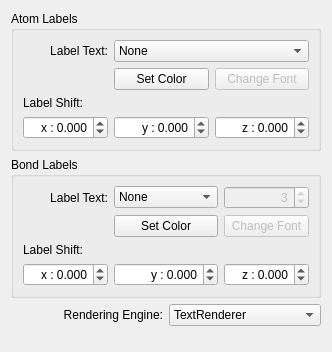
Before: the Qt Designer form libavogadro/src/engines/labelsettingswidget.ui in cryos/avogadro, drawn with Qt 5.
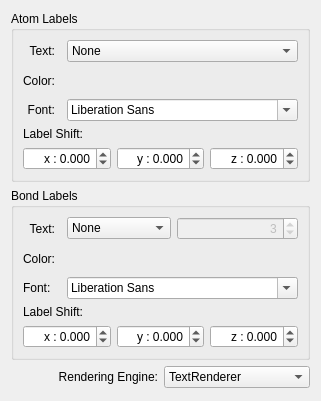
After: the same form once the commit is applied. Custom widgets are drawn as their Qt base class.

Commit message: Improved labels settings

What changed in the file:
```diff
--- a/libavogadro/src/engines/labelsettingswidget.ui
+++ b/libavogadro/src/engines/labelsettingswidget.ui
@@ -6,8 +6,8 @@
    <rect>
     <x>0</x>
     <y>0</y>
-    <width>330</width>
-    <height>352</height>
+    <width>300</width>
+    <height>401</height>
    </rect>
   </property>
   <property name="sizeIncrement">
@@ -62,7 +62,7 @@
          </sizepolicy>
         </property>
         <property name="text">
-         <string>Label Text:</string>
+         <string>Text:</string>
         </property>
         <property name="textFormat">
          <enum>Qt::AutoText</enum>
@@ -72,7 +72,7 @@
         </property>
        </widget>
       </item>
-      <item row="0" column="1" colspan="2">
+      <item row="0" column="2" colspan="2">
        <widget class="QComboBox" name="atomType">
         <property name="sizePolicy">
          <sizepolicy hsizetype="Preferred" vsizetype="Fixed">
@@ -154,36 +154,45 @@
         </item>
        </widget>
       </item>
-      <item row="2" column="0">
-       <widget class="QLabel" name="originLabel">
-        <property name="enabled">
-         <bool>true</bool>
+      <item row="1" column="0">
+       <widget class="QLabel" name="label_4">
+        <property name="text">
+         <string>Color:</string>
         </property>
+        <property name="alignment">
+         <set>Qt::AlignRight|Qt::AlignTrailing|Qt::AlignVCenter</set>
+        </property>
+       </widget>
+      </item>
+      <item row="1" column="2">
+       <widget class="Avogadro::ColorButton" name="atomColor" native="true">
         <property name="sizePolicy">
-         <sizepolicy hsizetype="Minimum" vsizetype="Preferred">
+         <sizepolicy hsizetype="Fixed" vsizetype="Preferred">
           <horstretch>0</horstretch>
           <verstretch>0</verstretch>
          </sizepolicy>
         </property>
-        <property name="text">
-         <string>Label Shift:</string>
-        </property>
-        <property name="textFormat">
-         <enum>Qt::AutoText</enum>
-        </property>
-        <property name="alignment">
-         <set>Qt::AlignLeading|Qt::AlignLeft|Qt::AlignVCenter</set>
+        <property name="minimumSize">
+         <size>
+          <width>100</width>
+          <height>25</height>
+         </size>
         </property>
        </widget>
       </item>
-      <item row="3" column="0">
+      <item row="3" column="0" colspan="4">
+       <layout class="QGridLayout" name="gridLayout_3">
+        <property name="topMargin">
+         <number>0</number>
+        </property>
+        <item row="1" column="1">
        <widget class="QDoubleSpinBox" name="xDisplSpinBox">
         <property name="enabled">
          <bool>true</bool>
         </property>
         <property name="minimumSize">
          <size>
-          <width>85</width>
+            <width>0</width>
           <height>0</height>
          </size>
         </property>
@@ -207,7 +216,7 @@
         </property>
        </widget>
       </item>
-      <item row="3" column="1">
+        <item row="1" column="2">
        <widget class="QDoubleSpinBox" name="yDisplSpinBox">
         <property name="enabled">
          <bool>true</bool>
@@ -220,7 +229,7 @@
         </property>
         <property name="minimumSize">
          <size>
-          <width>85</width>
+            <width>0</width>
           <height>0</height>
          </size>
         </property>
@@ -241,7 +250,7 @@
         </property>
        </widget>
       </item>
-      <item row="3" column="2">
+        <item row="1" column="3">
        <widget class="QDoubleSpinBox" name="zDisplSpinBox">
         <property name="enabled">
          <bool>true</bool>
@@ -254,7 +263,7 @@
         </property>
         <property name="minimumSize">
          <size>
-          <width>85</width>
+            <width>0</width>
           <height>0</height>
          </size>
         </property>
@@ -275,25 +284,81 @@
         </property>
        </widget>
       </item>
-      <item row="1" column="1">
-       <widget class="QPushButton" name="atomColor">
-        <property name="text">
-         <string>Set Color</string>
-        </property>
-       </widget>
-      </item>
-      <item row="1" column="2">
-       <widget class="QPushButton" name="atomFont">
+        <item row="0" column="1">
+         <widget class="QLabel" name="originLabel">
         <property name="enabled">
-         <bool>false</bool>
-        </property>
+           <bool>true</bool>
+          </property>
+          <property name="sizePolicy">
+           <sizepolicy hsizetype="Minimum" vsizetype="Preferred">
+            <horstretch>0</horstretch>
+            <verstretch>0</verstretch>
+           </sizepolicy>
+          </property>
         <property name="text">
-         <string>Change Font</string>
-        </property>
+           <string>Label Shift:</string>
+          </property>
+          <property name="textFormat">
+           <enum>Qt::AutoText</enum>
+          </property>
+          <property name="alignment">
+           <set>Qt::AlignLeading|Qt::AlignLeft|Qt::AlignVCenter</set>
+          </property>
        </widget>
       </item>
      </layout>
-    </widget>
+      </item>
+      <item row="2" column="2" colspan="2">
+       <widget class="QFontComboBox" name="atomFont">
+        <property name="sizePolicy">
+         <sizepolicy hsizetype="Expanding" vsizetype="Fixed">
+          <horstretch>0</horstretch>
+          <verstretch>0</verstretch>
+         </sizepolicy>
+        </property>
+        <property name="fontFilters">
+         <set>QFontComboBox::ScalableFonts</set>
+        </property>
+       </widget>
+      </item>
+      <item row="2" column="0">
+       <widget class="QLabel" name="label_6">
+        <property name="text">
+         <string>Font:</string>
+        </property>
+        <property name="alignment">
+         <set>Qt::AlignRight|Qt::AlignTrailing|Qt::AlignVCenter</set>
+        </property>
+       </widget>
+      </item>
+      <item row="1" column="3">
+       <spacer name="horizontalSpacer">
+        <property name="orientation">
+         <enum>Qt::Horizontal</enum>
+        </property>
+        <property name="sizeHint" stdset="0">
+         <size>
+          <width>40</width>
+          <height>20</height>
+         </size>
+        </property>
+       </spacer>
+      </item>
+     </layout>
+    </widget>
+   </item>
+   <item row="3" column="0">
+    <spacer name="verticalSpacer">
+     <property name="orientation">
+      <enum>Qt::Vertical</enum>
+     </property>
+     <property name="sizeHint" stdset="0">
+      <size>
+       <width>20</width>
+       <height>20</height>
+      </size>
+     </property>
+    </spacer>
    </item>
    <item row="1" column="0" colspan="2">
     <widget class="QGroupBox" name="groupBox">
@@ -310,7 +375,7 @@
          </sizepolicy>
         </property>
         <property name="text">
-         <string>Label Text:</string>
+         <string>Text:</string>
         </property>
         <property name="textFormat">
          <enum>Qt::AutoText</enum>
@@ -320,7 +385,7 @@
         </property>
        </widget>
       </item>
-      <item row="0" column="1">
+      <item row="0" column="2">
        <widget class="QComboBox" name="bondType">
         <property name="sizePolicy">
          <sizepolicy hsizetype="Preferred" vsizetype="Fixed">
@@ -367,24 +432,15 @@
         </item>
        </widget>
       </item>
-      <item row="1" column="1">
-       <widget class="QPushButton" name="bondColor">
-        <property name="text">
-         <string>Set Color</string>
+      <item row="4" column="0" rowspan="2" colspan="4">
+       <layout class="QGridLayout" name="gridLayout_4">
+        <property name="topMargin">
+         <number>0</number>
         </property>
-       </widget>
-      </item>
-      <item row="1" column="2">
-       <widget class="QPushButton" name="bondFont">
-        <property name="enabled">
-         <bool>false</bool>
+        <property name="bottomMargin">
+         <number>0</number>
         </property>
-        <property name="text">
-         <string>Change Font</string>
-        </property>
-       </widget>
-      </item>
-      <item row="2" column="0">
+        <item row="0" column="0">
        <widget class="QLabel" name="originLabel">
         <property name="enabled">
          <bool>true</bool>
@@ -406,7 +462,7 @@
         </property>
        </widget>
       </item>
-      <item row="3" column="0">
+        <item row="1" column="0">
        <widget class="QDoubleSpinBox" name="xBondDisplSpinBox">
         <property name="enabled">
          <bool>true</bool>
@@ -419,7 +475,7 @@
         </property>
         <property name="minimumSize">
          <size>
-          <width>85</width>
+            <width>0</width>
           <height>0</height>
          </size>
         </property>
@@ -443,7 +499,7 @@
         </property>
        </widget>
       </item>
-      <item row="3" column="1">
+        <item row="1" column="1">
        <widget class="QDoubleSpinBox" name="yBondDisplSpinBox">
         <property name="enabled">
          <bool>true</bool>
@@ -456,7 +512,7 @@
         </property>
         <property name="minimumSize">
          <size>
-          <width>85</width>
+            <width>0</width>
           <height>0</height>
          </size>
         </property>
@@ -477,7 +533,7 @@
         </property>
        </widget>
       </item>
-      <item row="3" column="2">
+        <item row="1" column="2">
        <widget class="QDoubleSpinBox" name="zBondDisplSpinBox">
         <property name="enabled">
          <bool>true</bool>
@@ -490,7 +546,7 @@
         </property>
         <property name="minimumSize">
          <size>
-          <width>85</width>
+            <width>0</width>
           <height>0</height>
          </size>
         </property>
@@ -511,7 +567,16 @@
         </property>
        </widget>
       </item>
-      <item row="0" column="2">
+       </layout>
+      </item>
+      <item row="3" column="2" colspan="2">
+       <widget class="QFontComboBox" name="bondFont">
+        <property name="fontFilters">
+         <set>QFontComboBox::ScalableFonts</set>
+        </property>
+       </widget>
+      </item>
+      <item row="0" column="3">
        <widget class="QSpinBox" name="lengthPrecision">
         <property name="enabled">
          <bool>false</bool>
@@ -527,24 +592,66 @@
         </property>
        </widget>
       </item>
-     </layout>
-    </widget>
-   </item>
    <item row="3" column="0">
-    <spacer name="verticalSpacer">
+       <widget class="QLabel" name="label_7">
+        <property name="text">
+         <string>Font:</string>
+        </property>
+       </widget>
+      </item>
+      <item row="1" column="3">
+       <spacer name="horizontalSpacer_2">
      <property name="orientation">
-      <enum>Qt::Vertical</enum>
+         <enum>Qt::Horizontal</enum>
      </property>
      <property name="sizeHint" stdset="0">
       <size>
-       <width>20</width>
+          <width>40</width>
        <height>20</height>
       </size>
      </property>
     </spacer>
    </item>
-  </layout>
- </widget>
+      <item row="1" column="2">
+       <widget class="Avogadro::ColorButton" name="bondColor" native="true">
+        <property name="sizePolicy">
+         <sizepolicy hsizetype="Fixed" vsizetype="Preferred">
+          <horstretch>0</horstretch>
+          <verstretch>0</verstretch>
+         </sizepolicy>
+        </property>
+        <property name="minimumSize">
+         <size>
+          <width>100</width>
+          <height>25</height>
+         </size>
+        </property>
+        <zorder>horizontalSpacer_2</zorder>
+       </widget>
+      </item>
+      <item row="1" column="0">
+       <widget class="QLabel" name="label_5">
+        <property name="text">
+         <string>Color:</string>
+        </property>
+        <property name="alignment">
+         <set>Qt::AlignRight|Qt::AlignTrailing|Qt::AlignVCenter</set>
+        </property>
+       </widget>
+      </item>
+     </layout>
+    </widget>
+   </item>
+  </layout>
+ </widget>
+ <customwidgets>
+  <customwidget>
+   <class>Avogadro::ColorButton</class>
+   <extends>QWidget</extends>
+   <header location="global">avogadro/colorbutton.h</header>
+   <container>1</container>
+  </customwidget>
+ </customwidgets>
  <resources/>
  <connections/>
 </ui>
```
Lines whose indentation alone changed are shown as unchanged. The commit also changes 4 other files.
